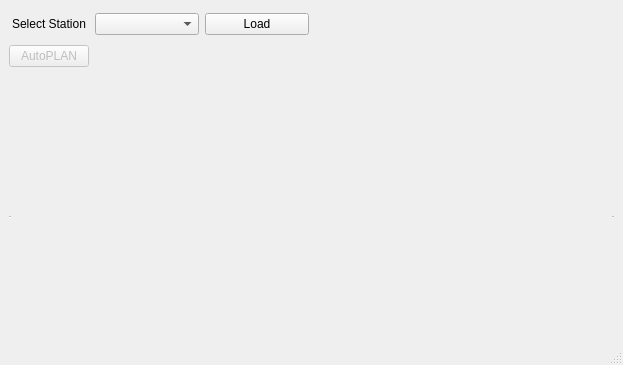
DB-Netz-AutomatedPlanning/AutoPlan-QT, file AutoCADDB/planningtable.ui: the form before one commit.
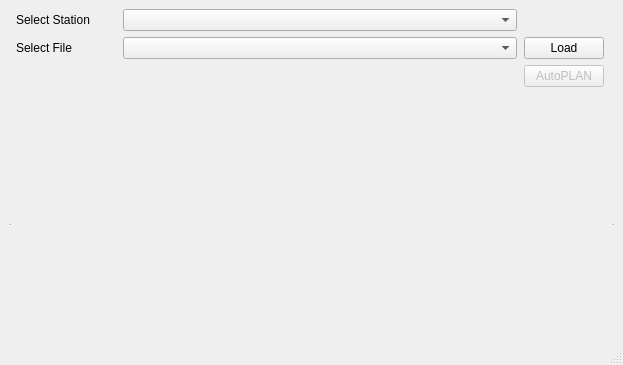
The form after the commit.

Patch:
```diff
--- a/AutoCADDB/planningtable.ui
+++ b/AutoCADDB/planningtable.ui
@@ -18,32 +18,70 @@
   </property>
   <widget class="QWidget" name="centralwidget">
    <layout class="QGridLayout" name="gridLayout_3">
-    <item row="0" column="0">
+    <item row="0" column="0" colspan="2">
      <layout class="QGridLayout" name="gridLayout">
-      <item row="0" column="0">
-       <widget class="QLabel" name="lblSelectStation">
+      <property name="horizontalSpacing">
+       <number>0</number>
+      </property>
+      <property name="verticalSpacing">
+       <number>6</number>
+      </property>
+      <item row="1" column="1">
+       <widget class="QComboBox" name="comboBox">
+        <property name="sizePolicy">
+         <sizepolicy hsizetype="Preferred" vsizetype="Fixed">
+          <horstretch>0</horstretch>
+          <verstretch>0</verstretch>
+         </sizepolicy>
+        </property>
+        <property name="maximumSize">
+         <size>
+          <width>394</width>
+          <height>16777215</height>
+         </size>
+        </property>
+       </widget>
+      </item>
+      <item row="0" column="1" colspan="2">
+       <widget class="QComboBox" name="comboBoxStations">
+        <property name="maximumSize">
+         <size>
+          <width>394</width>
+          <height>16777215</height>
+         </size>
+        </property>
+        <property name="placeholderText">
+         <string/>
+        </property>
+       </widget>
+      </item>
+      <item row="1" column="0">
+       <widget class="QLabel" name="lblSelectFile">
         <property name="text">
-         <string>Select Station</string>
+         <string>Select File</string>
         </property>
         <property name="alignment">
-         <set>Qt::AlignCenter</set>
+         <set>Qt::AlignLeading|Qt::AlignLeft|Qt::AlignVCenter</set>
         </property>
        </widget>
       </item>
-      <item row="0" column="1">
-       <widget class="QComboBox" name="comboBoxStations"/>
-      </item>
-      <item row="0" column="2">
+      <item row="1" column="2">
        <widget class="QPushButton" name="btnLoad">
         <property name="enabled">
          <bool>true</bool>
         </property>
+        <property name="sizePolicy">
+         <sizepolicy hsizetype="Maximum" vsizetype="Fixed">
+          <horstretch>0</horstretch>
+          <verstretch>0</verstretch>
+         </sizepolicy>
+        </property>
         <property name="text">
          <string>Load</string>
         </property>
        </widget>
       </item>
-      <item row="1" column="0">
+      <item row="2" column="2">
        <widget class="QPushButton" name="btnAutoPLAN">
         <property name="enabled">
          <bool>false</bool>
@@ -53,34 +91,27 @@
         </property>
        </widget>
       </item>
-      <item row="1" column="1" colspan="2">
-       <spacer name="horizontalSpacer">
-        <property name="orientation">
-         <enum>Qt::Horizontal</enum>
-        </property>
-        <property name="sizeHint" stdset="0">
+      <item row="0" column="0">
+       <widget class="QLabel" name="lblSelectStation">
+        <property name="maximumSize">
          <size>
-          <width>214</width>
-          <height>17</height>
+          <width>100</width>
+          <height>16777215</height>
          </size>
         </property>
-       </spacer>
+        <property name="text">
+         <string>Select Station</string>
+        </property>
+        <property name="alignment">
+         <set>Qt::AlignLeading|Qt::AlignLeft|Qt::AlignVCenter</set>
+        </property>
+        <property name="margin">
+         <number>0</number>
+        </property>
+       </widget>
       </item>
      </layout>
     </item>
-    <item row="0" column="1">
-     <spacer name="horizontalSpacer_2">
-      <property name="orientation">
-       <enum>Qt::Horizontal</enum>
-      </property>
-      <property name="sizeHint" stdset="0">
-       <size>
-        <width>275</width>
-        <height>62</height>
-       </size>
-      </property>
-     </spacer>
-    </item>
     <item row="1" column="0" colspan="2">
      <layout class="QGridLayout" name="gridLayout_2">
       <item row="0" column="0" colspan="2">
```
Left out of the diff: 2 changed lines with no effect on the pictures.
